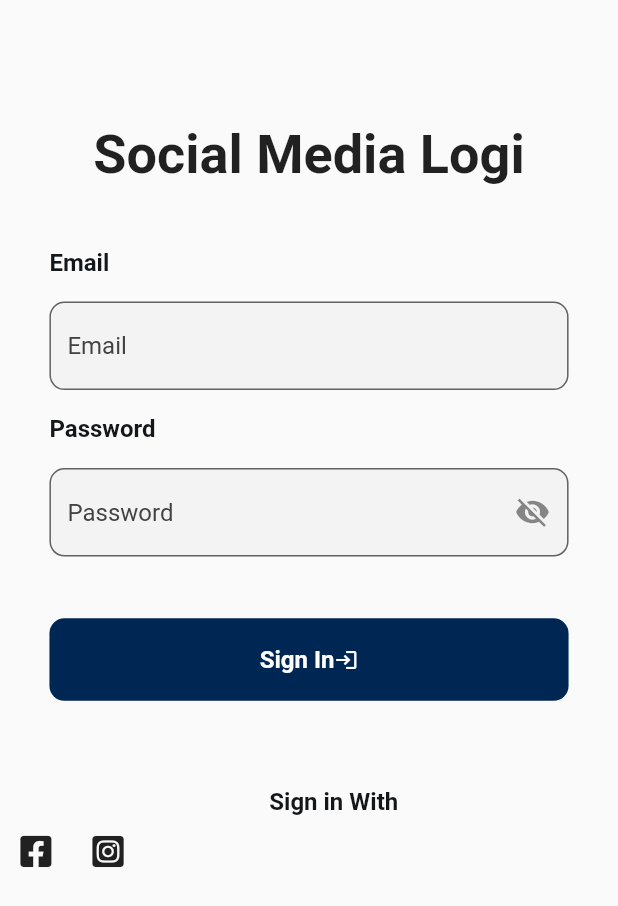
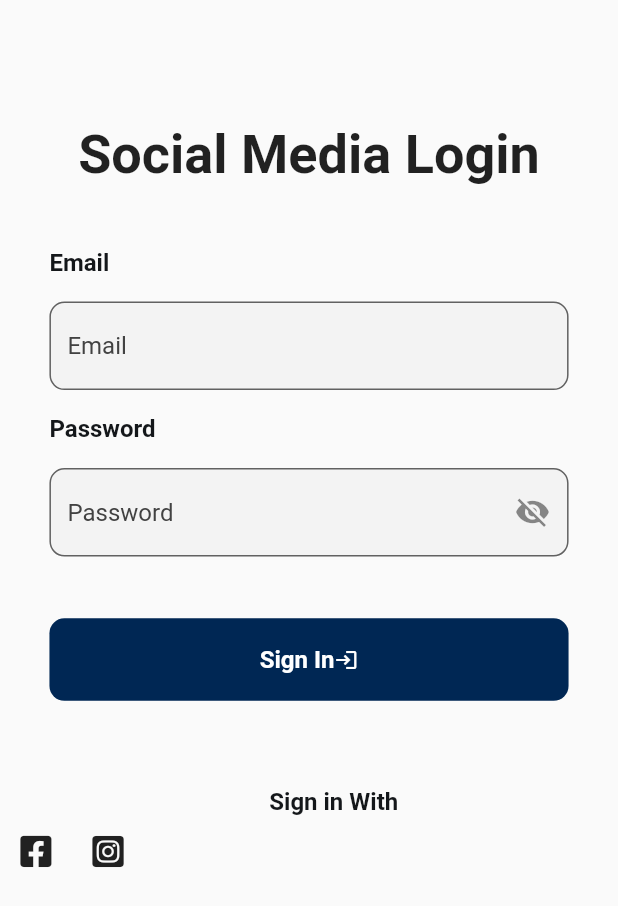
Before and after one commit to Raji48/Flutter_Reusable_Component, a Flutter app: the screen it shows after launch, on a phone screen of 412 x 824 dp. Shown: the top 906 px of the screen. Run offline on Flutter 3.47's test engine with Material 2 defaults, Android fonts, the phone set to English and light mode, and no system bars; our stand-ins replace firebase_auth, firebase_core, font_awesome_flutter, google_sign_in; missing offline and left inert: flutter_facebook_auth; accounts and stored records are empty; Roboto replaces fonts that are missing (Work Sans, worksans).

Commit message:
Social media login

```diff
--- a/lib/SocialLogin/Login.dart
+++ b/lib/SocialLogin/Login.dart
@@ -101,7 +101,7 @@ class _LoginState extends State<Login> {
           Center(
             child:Container(
               padding: EdgeInsets.only(top: getDeviceheight(context, 0.1)),
-              child: Text("Social Media Logi",style: TextStyle(fontSize: 36,fontWeight: FontWeight.bold),),),
+              child: Text("Social Media Login",style: TextStyle(fontSize: 36,fontWeight: FontWeight.bold),),),
             ),
           Container(
             padding: EdgeInsets.only(top: getDeviceheight(context, 0.05),left: fixsize),
```
